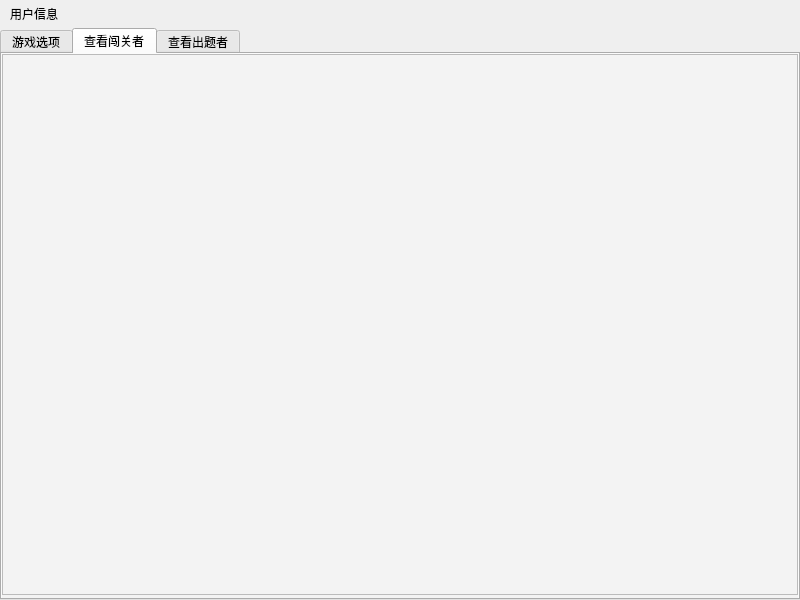
Before: the Qt Designer form mainwindow.ui in yts1999/word-elimination, drawn with Qt 5.
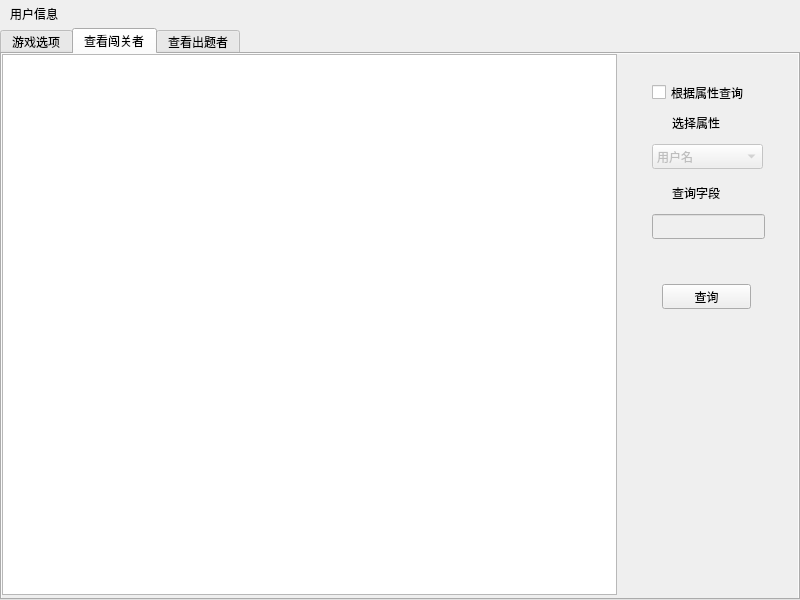
After: the same form once the commit is applied. The open tabs and pages were chosen to show the change.

Diff of the .ui file:
```diff
--- a/mainwindow.ui
+++ b/mainwindow.ui
@@ -35,8 +35,8 @@
      </attribute>
     </widget>
     <widget class="QWidget" name="player_show">
-     <property name="styleSheet">
-      <string notr="true">background-color:rgb(243, 243, 243);</string>
+     <property name="autoFillBackground">
+      <bool>true</bool>
      </property>
      <attribute name="title">
       <string>查看闯关者</string>
@@ -46,9 +46,118 @@
        <rect>
         <x>0</x>
         <y>0</y>
-        <width>796</width>
+        <width>615</width>
         <height>541</height>
        </rect>
+      </property>
+      <property name="editTriggers">
+       <set>QAbstractItemView::NoEditTriggers</set>
+      </property>
+      <property name="sortingEnabled">
+       <bool>true</bool>
+      </property>
+     </widget>
+     <widget class="QPushButton" name="player_queryButton">
+      <property name="geometry">
+       <rect>
+        <x>660</x>
+        <y>230</y>
+        <width>89</width>
+        <height>25</height>
+       </rect>
+      </property>
+      <property name="text">
+       <string>查询</string>
+      </property>
+     </widget>
+     <widget class="QComboBox" name="player_select_property">
+      <property name="enabled">
+       <bool>false</bool>
+      </property>
+      <property name="geometry">
+       <rect>
+        <x>650</x>
+        <y>90</y>
+        <width>111</width>
+        <height>25</height>
+       </rect>
+      </property>
+      <item>
+       <property name="text">
+        <string>用户名</string>
+       </property>
+      </item>
+      <item>
+       <property name="text">
+        <string>昵称</string>
+       </property>
+      </item>
+      <item>
+       <property name="text">
+        <string>挑战关卡数</string>
+       </property>
+      </item>
+      <item>
+       <property name="text">
+        <string>经验值</string>
+       </property>
+      </item>
+      <item>
+       <property name="text">
+        <string>等级</string>
+       </property>
+      </item>
+     </widget>
+     <widget class="QLabel" name="player_select_property_label">
+      <property name="geometry">
+       <rect>
+        <x>670</x>
+        <y>60</y>
+        <width>67</width>
+        <height>17</height>
+       </rect>
+      </property>
+      <property name="text">
+       <string>选择属性</string>
+      </property>
+     </widget>
+     <widget class="QLabel" name="player_select_field_label">
+      <property name="geometry">
+       <rect>
+        <x>670</x>
+        <y>130</y>
+        <width>67</width>
+        <height>17</height>
+       </rect>
+      </property>
+      <property name="text">
+       <string>查询字段</string>
+      </property>
+     </widget>
+     <widget class="QLineEdit" name="player_select_field">
+      <property name="enabled">
+       <bool>false</bool>
+      </property>
+      <property name="geometry">
+       <rect>
+        <x>650</x>
+        <y>160</y>
+        <width>113</width>
+        <height>25</height>
+       </rect>
+      </property>
+     </widget>
+     <widget class="QCheckBox" name="player_select_checkBox">
+      <property name="geometry">
+       <rect>
+        <x>650</x>
+        <y>30</y>
+        <width>111</width>
+        <height>17</height>
+       </rect>
+      </property>
+      <property name="text">
+       <string>根据属性查询</string>
       </property>
      </widget>
     </widget>
```
Left out of the diff: 119 changed lines with no effect on the pictures.
